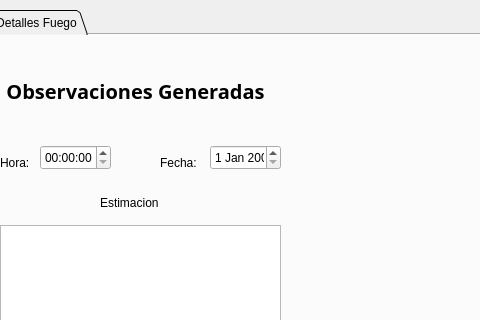
First picture: the form in temperature_dron/form.ui, repository 12an/Incendio_Detect, before the edit; both pictures show x 258 to 738 and y 0 to 320 of the 852 by 600 pixel window.
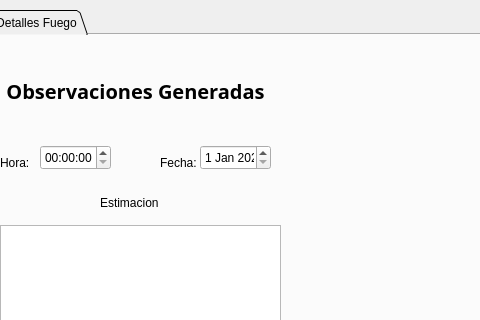
Second picture: the form after the edit. The open tabs and pages were chosen to show the change. Icons and pictures are not drawn.

Patch:
```diff
--- a/temperature_dron/form.ui
+++ b/temperature_dron/form.ui
@@ -332,12 +332,42 @@
     <widget class="QDateEdit" name="fechaEdit">
      <property name="geometry">
       <rect>
-       <x>470</x>
+       <x>460</x>
        <y>110</y>
        <width>71</width>
        <height>25</height>
       </rect>
      </property>
+     <property name="dateTime">
+      <datetime>
+       <hour>0</hour>
+       <minute>0</minute>
+       <second>0</second>
+       <year>2023</year>
+       <month>1</month>
+       <day>1</day>
+      </datetime>
+     </property>
+     <property name="maximumDateTime">
+      <datetime>
+       <hour>23</hour>
+       <minute>59</minute>
+       <second>59</second>
+       <year>2025</year>
+       <month>12</month>
+       <day>31</day>
+      </datetime>
+     </property>
+     <property name="minimumDateTime">
+      <datetime>
+       <hour>4</hour>
+       <minute>0</minute>
+       <second>0</second>
+       <year>2000</year>
+       <month>9</month>
+       <day>14</day>
+      </datetime>
+     </property>
     </widget>
     <widget class="QPushButton" name="GuardarCambios">
      <property name="geometry">
```
Left out of the diff: 2 changed lines with no effect on the pictures.
